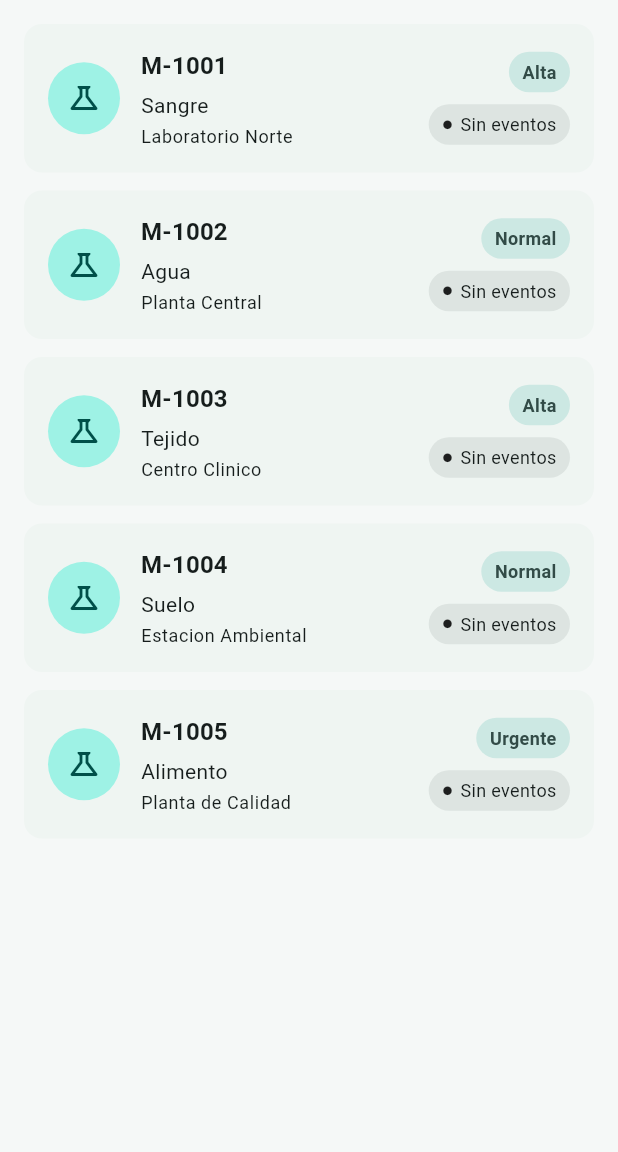
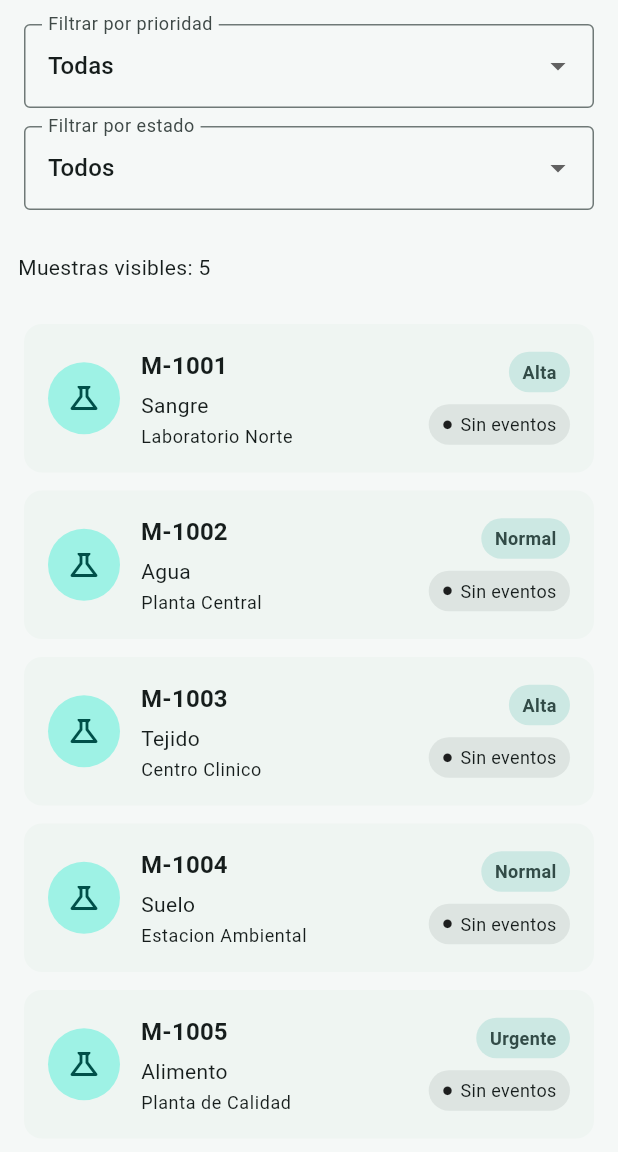
Before and after one commit to fabian142003/sample_event, a Flutter app: the screen it shows after launch, on a phone screen of 412 x 824 dp, the part 84-1236 px from its top. Run offline on Flutter 3.47's test engine with Material 3 defaults, Android fonts, the phone set to English and light mode, and no system bars; our stand-ins replace cloud_firestore, drift, firebase_core; accounts and stored records are empty; generated files the repository leaves out were written again.

Commit message:
variante: filtros por prioridad y estado en lista de muestras

```diff
--- a/lib/pages/sample_list_page.dart
+++ b/lib/pages/sample_list_page.dart
@@ -1,6 +1,8 @@
 import 'package:flutter/material.dart';
+import 'package:sample_track_shell/models/sample_event.dart';
 import 'package:sample_track_shell/models/sample_status.dart';
 import 'package:sample_track_shell/repositories/sample_event_repository.dart';
+import 'package:sample_track_shell/widgets/sample_filters.dart';
 
 import '../data/sample_seed.dart';
 import '../models/sample.dart';
@@ -21,24 +23,31 @@ class SampleListPage extends StatefulWidget {
 
 class _SampleListPageState extends State<SampleListPage> {
   //traer eventos de una muestra
-  late Map<String, Future<SampleEventsLoadResult>> _eventsBySample;
+  //late Map<String, Future<SampleEventsLoadResult>> _eventsBySample;
+  late Future<List<SampleListItem>> _samplesFuture;
+
+  String? _selectedPriority;
+  String? _selectedStatus;
 
   @override
   void initState() {
     super.initState();
-    _loadEvents();
+    _samplesFuture = _loadSamples();
   }
 
-  void _loadEvents() {
-    _eventsBySample = {};
+  Future<List<SampleListItem>> _loadSamples() async {
+    final items = <SampleListItem>[];
 
     for (final sample in sampleSeed) {
-      _eventsBySample[sample.id] =
-          widget.sampleEventRepository.getEventsForSample(sample.id);
+      final result =
+          await widget.sampleEventRepository.getEventsForSample(sample.id);
+
+      items.add(SampleListItem(sample: sample, events: result.events));
     }
+    return items;
   }
 
-  Future<void> _openDetail(BuildContext context, Sample sample) async {
+  Future<void> _openDetail(Sample sample) async {
     await Navigator.of(context).push<void>(
       MaterialPageRoute<void>(
         builder: (_) => SampleDetailPage(
@@ -51,7 +60,7 @@ class _SampleListPageState extends State<SampleListPage> {
     if (!mounted) return;
 
     setState(() {
-      _eventsBySample[sample.id]  = widget.sampleEventRepository.getEventsForSample(sample.id);
+      _samplesFuture = _loadSamples();
     });
   }
 
@@ -69,42 +78,112 @@ class _SampleListPageState extends State<SampleListPage> {
         ),
       ),
       body: SafeArea(
-        child: ListView.separated(
-          padding: const EdgeInsets.all(16),
-          itemCount: sampleSeed.length,
-          separatorBuilder: (_, __) => const SizedBox(height: 12),
-          itemBuilder: (context, index) {
+        child: FutureBuilder(
+            future: _samplesFuture,
+            builder: (context, snapshot) {
+              if (snapshot.connectionState == ConnectionState.waiting) {
+                return const Center(child: CircularProgressIndicator());
+              }
 
-            final sample = sampleSeed[index];
-            final eventsFuture = _eventsBySample[sample.id]!;
+              if (snapshot.hasError) {
+                return const Center(
+                  child: Text('No se pudieron cargar las muestras.'),
+                );
+              }
 
-            return FutureBuilder<SampleEventsLoadResult>(
-              future: eventsFuture,
-              builder: (context, snapshot) {
-                String statusLabel;
+              if (!snapshot.hasData) {
+                return const Center(child: Text('No se recibieron datos.'));
+              }
 
-                if (snapshot.connectionState == ConnectionState.waiting) {
-                  statusLabel = 'Cargando...';
-                } else if (snapshot.hasError) {
-                  statusLabel = 'Error al cargar';
-                } else if (snapshot.hasData) {
-                  statusLabel = SampleStatus.labelForEvents(
-                    snapshot.data!.events,
-                  );
-                } else {
-                  statusLabel = 'Sin eventos';
-                }
+              final items = snapshot.data ?? [];
 
-                return SampleCard(
-                  sample: sample,
-                  statusLabel: statusLabel,
-                  onTap: () => _openDetail(context, sample),
-                );
-              },
-            );
-          },
-        ),
+              if (items.isEmpty) {
+                return const Center(
+                    child: Text('No hay muestras registradas.'));
+              }
+
+              final priorities =
+                  items.map((item) => item.sample.priority).toSet().toList();
+
+              final allStatus = [
+                'Sin eventos',
+                ...SampleStatus.values.map((status) => status.label),
+              ];
+
+              //filtrar muestra por prioridad y estado de ult evento
+              final visibleItems = items.where(
+                (item) {
+                  final matchesPriority = _selectedPriority == null ||
+                      _selectedPriority == item.sample.priority;
+
+                  final matchesStatus = _selectedStatus == null ||
+                      _selectedStatus == item.statusLabel;
+
+                  return matchesPriority && matchesStatus;
+                },
+              ).toList();
+
+              return Column(children: [
+                Padding(
+                  padding: const EdgeInsets.all(16),
+
+                  child: SampleFilters(
+                    priorities: priorities,
+                    allStatus: allStatus,
+                    selectedPriority: _selectedPriority,
+                    selectedStatus: _selectedStatus,
+                    onPriorityChanged: (priority) {
+                      setState(() => _selectedPriority = priority);
+                    },
+                    onStatusChanged: (status) {
+                      setState(() => _selectedStatus = status);
+                    },
+                  ),
+                ),
+
+                Padding(
+                  padding: const EdgeInsets.all(12),
+                  child: Align(
+                    alignment: Alignment.centerLeft,
+                    child: Text('Muestras visibles: ${visibleItems.length}'),
+                  ),
+                ),
+
+                Expanded(
+                  child:visibleItems.isEmpty
+                  ? (Center(child: Text('No hay muestras que cumplan con los filtros'),))
+                  : ListView.separated(
+                    padding: const EdgeInsets.all(16),
+                    itemCount: visibleItems.length,
+                    separatorBuilder: (_, __) => const SizedBox(height: 12),
+                    itemBuilder: (context, index) {
+                      final item = visibleItems[index];
+
+                      return SampleCard(
+                        sample: item.sample,
+                        statusLabel: item.statusLabel,
+                        onTap: () => _openDetail(item.sample),
+                      );
+                    },
+                  ),
+                ),
+              ]);
+            }
+          ),
       ),
     );
   }
 }
+
+//instacia muestra y eventos con su id
+class SampleListItem {
+  const SampleListItem({
+    required this.sample,
+    required this.events,
+  });
+
+  final Sample sample;
+  final List<SampleEvent> events;
+
+  String get statusLabel => SampleStatus.labelForEvents(events);
+}
--- /dev/null
+++ b/lib/widgets/sample_filters.dart
@@ -0,0 +1,77 @@
+import 'package:flutter/material.dart';
+
+
+
+class SampleFilters extends StatelessWidget {
+
+  const SampleFilters({
+    super.key,
+    required this.priorities,
+    required this.allStatus,
+    required this.selectedPriority,
+    required this.selectedStatus,
+    required this.onPriorityChanged,
+    required this.onStatusChanged,
+  });
+
+  final List<String> priorities;
+  final List<String> allStatus;
+
+  final String? selectedPriority;
+  final String? selectedStatus;
+
+  final ValueChanged<String?> onStatusChanged;
+  final ValueChanged<String?> onPriorityChanged;
+
+
+  @override
+  Widget build(BuildContext context) {
+    return Column(
+
+      children: [
+
+        DropdownButtonFormField<String?>(
+          initialValue: selectedPriority,
+          decoration: const InputDecoration(
+            labelText: 'Filtrar por prioridad',
+          ),
+          items: [
+            const DropdownMenuItem<String?>(
+              value: null,
+              child: Text('Todas'),
+            ),
+            ...priorities.map(
+              (priority) => DropdownMenuItem<String?>(
+                value: priority,
+                child: Text(priority),
+              ),
+            ),
+          ],
+          onChanged: onPriorityChanged,
+        ),
+
+        const SizedBox(height: 12),
+
+        DropdownButtonFormField<String?>(
+          initialValue: selectedStatus,
+          decoration: const InputDecoration(
+            labelText: 'Filtrar por estado',
+          ),
+          items: [
+            const DropdownMenuItem<String?>(
+              value: null,
+              child: Text('Todos'),
+            ),
+            ...allStatus.map(
+              (status) => DropdownMenuItem<String?>(
+                value: status,
+                child: Text(status),
+              ),
+            ),
+          ],
+          onChanged: onStatusChanged,
+        ),
+      ],
+    );
+  }
+}
```
